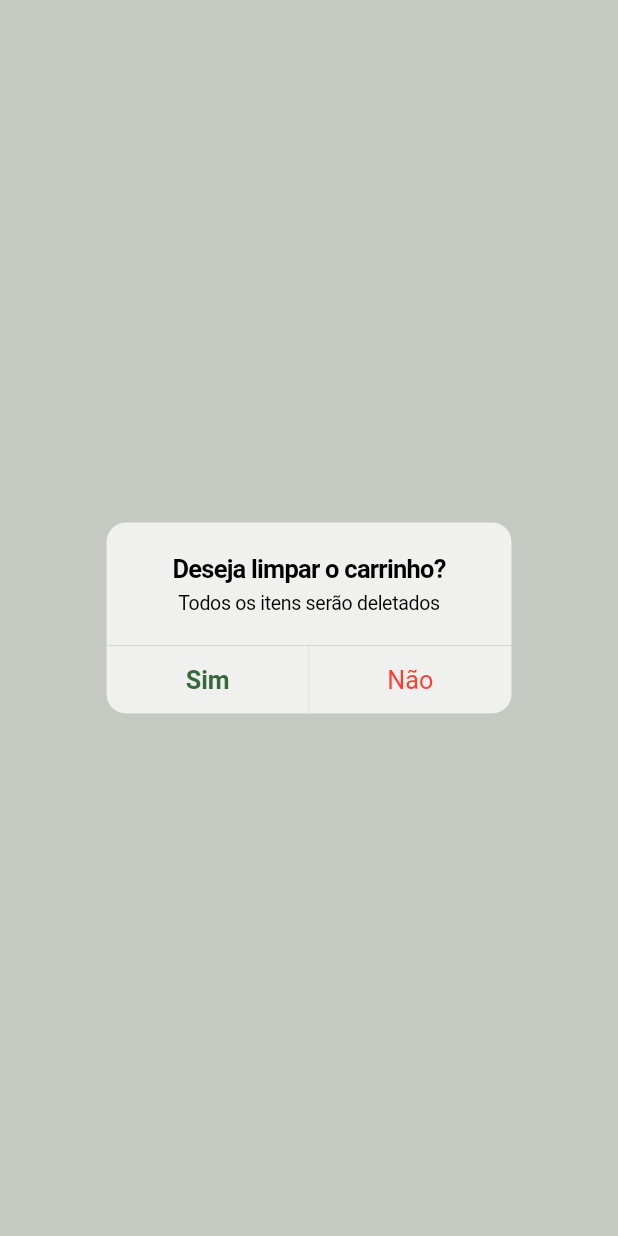
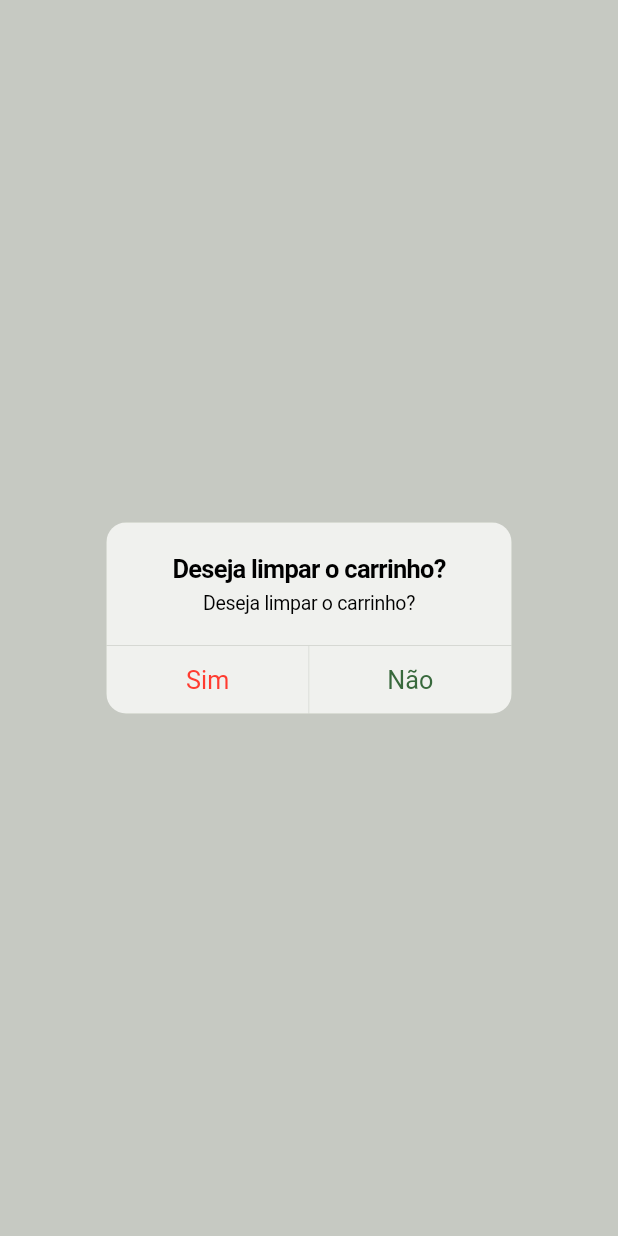
Before and after one commit to devcsuzarte/EZCart_FlutterVersion, a Flutter app: what cupertinoDialog() shows on an empty page, opened directly, on a phone screen of 412 x 824 dp. Run offline on Flutter 3.47's test engine with Material 3 defaults, Android fonts, the phone set to English and light mode, and no system bars; our stand-ins replace image_picker, sqflite; missing offline and left inert: dart:ffi, google_mlkit_text_recognition; accounts and stored records are empty.

Commit message:
constants updated

```diff
--- a/EZCart/lib/widgets/delete_alert_dialog.dart
+++ b/EZCart/lib/widgets/delete_alert_dialog.dart
@@ -2,26 +2,26 @@ import 'package:flutter/cupertino.dart';
 import 'package:flutter/material.dart';
 import 'package:provider/provider.dart';
 import '../models/product_data.dart';
+import 'package:ezcart/constants.dart';
 
 
 void cupertinoDialog(BuildContext context) {
   showCupertinoDialog<void>(
       context: context,
       builder: (BuildContext context) => CupertinoAlertDialog(
-      title: Text('Deseja limpar o carrinho?'),
-      content: Text('Todos os itens serão deletados'),
+      title: kDialogTitleText,
+      content: kDialogContentText,
       actions: <CupertinoDialogAction> [
         CupertinoDialogAction(
-          isDefaultAction: true,
-          child: Text('Sim'),
+          isDestructiveAction: true,
+          child: kDialogActionDefaultText,
           onPressed: () {
             Provider.of<ProductData>(context, listen: false).cleanCartList();
             Navigator.pop(context);
           },
         ),
         CupertinoDialogAction(
-          isDestructiveAction: true,
-          child: Text('Não'),
+          child: kDialogActionDismissText,
           onPressed: () => Navigator.pop(context),
         ),
       ],
@@ -35,11 +35,11 @@ void cupertinoDialog(BuildContext context) {
       barrierDismissible: false,
       builder: (BuildContext context) {
         return AlertDialog(
-          title: Text('Deseja limpar o carrinho?'),
+          title: kDialogTitleText,
           content: SingleChildScrollView(
             child: ListBody(
               children: <Widget> [
-                Text('Todos os itens serão deletados'),
+                kDialogTitleText,
               ],
             ),
           ),
@@ -49,13 +49,13 @@ void cupertinoDialog(BuildContext context) {
                 Provider.of<ProductData>(context, listen: false).cleanCartList();
                 Navigator.pop(context);
               },
-                child: Text('Sim'),
+                child: kDialogActionDefaultText,
             ),
             TextButton(
               onPressed: () {
                 Navigator.pop(context);
               },
-                child: Text('Não'),
+                child: kDialogActionDismissText,
             ),
           ],
         );
--- a/EZCart/lib/widgets/products_list.dart
+++ b/EZCart/lib/widgets/products_list.dart
@@ -42,7 +42,10 @@ class ProductsList extends StatelessWidget {
                 );
               },
             separatorBuilder: (context, index) {
-              return Divider();
+              return const Padding(
+                padding: EdgeInsets.only(left: 25.0),
+                child: Divider(),
+              );
             },
             itemCount: Provider.of<ProductData>(context, listen: false).productsList.length,
           );
```
Also changed, not shown: EZCart/lib/constants.dart (+32 -0 lines), EZCart/lib/screens/scan_screen.dart (+7 -17 lines).
